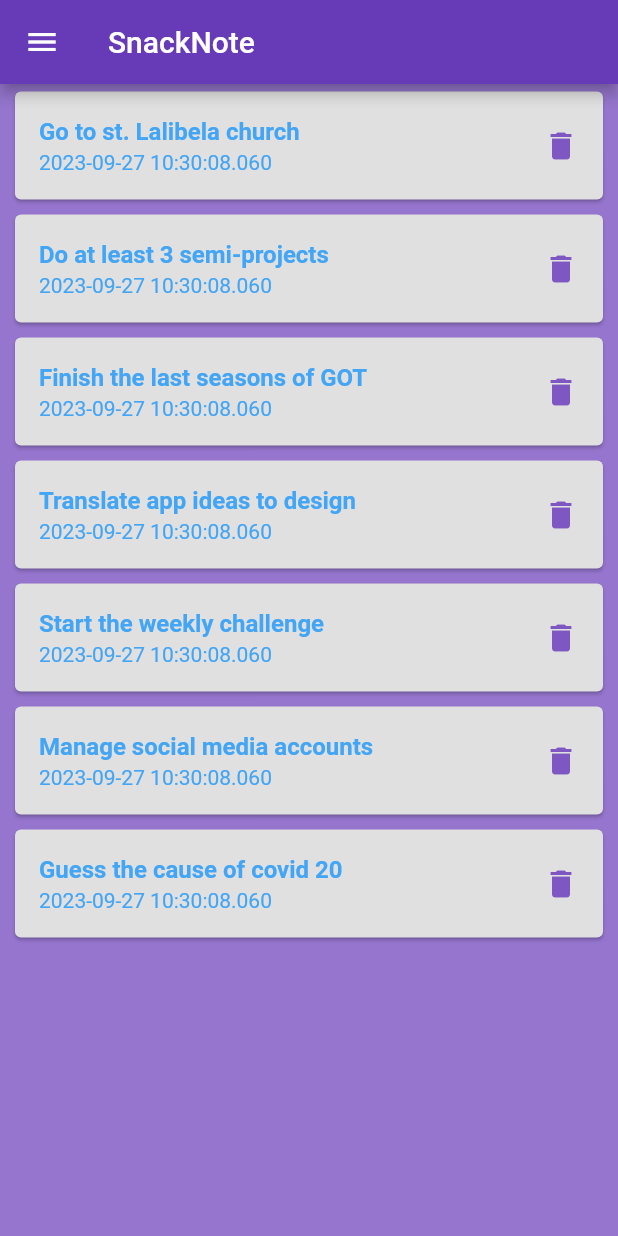
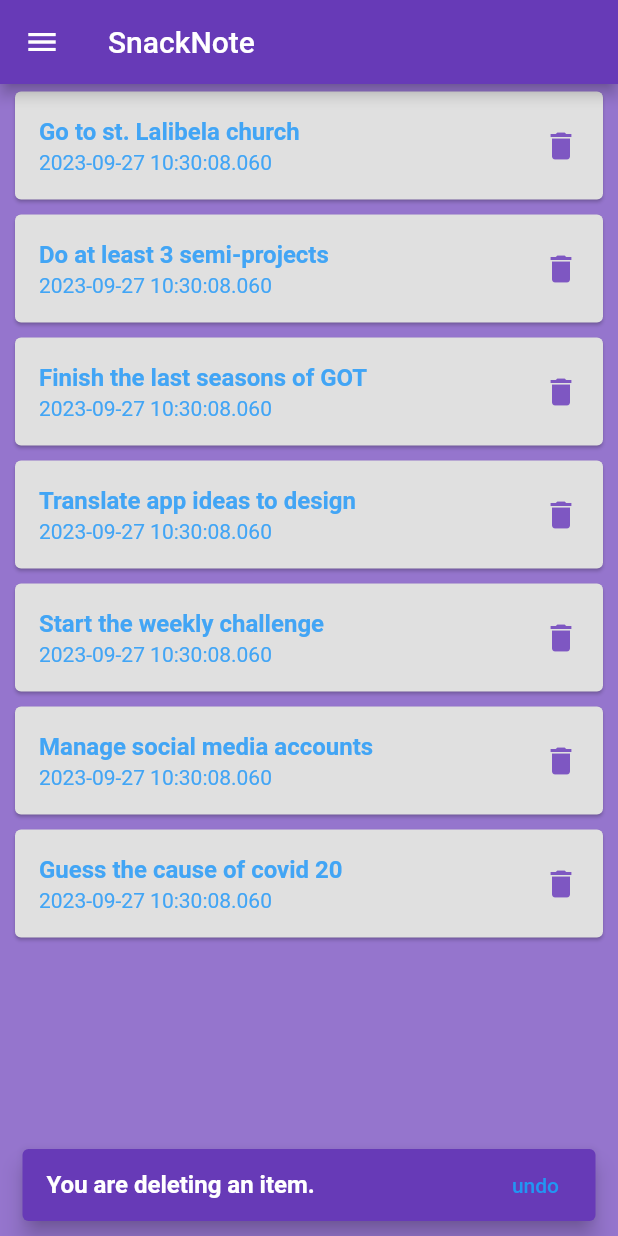
Before and after one commit to sgc93/Flutter-Concepts-Library, a Flutter app: the screen it shows after launch, after a tap on the "delete" icon, on a phone screen of 412 x 824 dp. Run offline on Flutter 3.47's test engine with Material 2 defaults, Android fonts, the light colour scheme and no system bars.

Commit message:
add snackbar notifier

```diff
--- a/lib/snack_bar/snack_bar.dart
+++ b/lib/snack_bar/snack_bar.dart
@@ -70,4 +70,28 @@ class _SnackBarWidgetState extends State<SnackBarWidget> {
       ),
     );
   }
+
+  void _displaySnackBar() {
+    SnackBar snackbar = SnackBar(
+      backgroundColor: Colors.deepPurple[500],
+      duration: const Duration(seconds: 3),
+      behavior: SnackBarBehavior.floating,
+      content: const Text(
+        'You are deleting an item.',
+        style: TextStyle(
+          fontWeight: FontWeight.bold,
+          fontSize: 16,
+        ),
+      ),
+      action: SnackBarAction(
+        label: 'undo',
+        onPressed: () {
+          setState(() {
+            _taskList.insert(deleteIndex, deletedItem);
+          });
+        },
+      ),
+    );
+    ScaffoldMessenger.of(context).showSnackBar(snackbar);
+  }
 }
```
